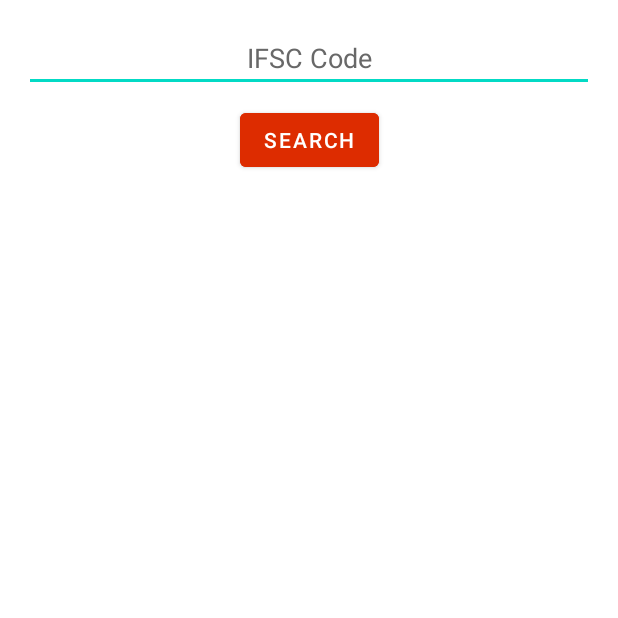
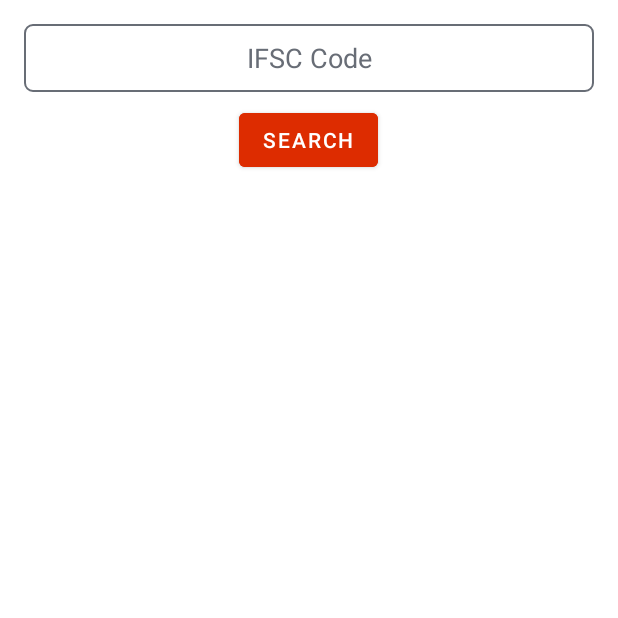
Before and after one commit to adii07/IFSC_CODE, an Android app: the screen it shows after launch (MainActivity), on a phone screen of 412 x 824 dp, the top half of it. Run offline under Robolectric (Android 15) with nearby library versions, the phone set to English and light mode, and no system bars; our stand-ins replace Volley, navigation-ui.

```diff
--- a/app/src/main/AndroidManifest.xml
+++ b/app/src/main/AndroidManifest.xml
@@ -11,6 +11,7 @@
         android:theme="@style/Theme.IFSCcode">
         <activity
             android:name=".MainActivity"
+            android:screenOrientation="portrait"
             android:label="@string/app_name"
             android:theme="@style/Theme.IFSCcode.NoActionBar">
             <intent-filter>
--- a/app/src/main/java/com/example/ifsccode/ui/home/HomeFragment.java
+++ b/app/src/main/java/com/example/ifsccode/ui/home/HomeFragment.java
@@ -4,17 +4,21 @@ import android.app.ProgressDialog;
 import android.content.Context;
 import android.os.AsyncTask;
 import android.os.Bundle;
+import android.text.Layout;
 import android.util.Log;
 import android.view.LayoutInflater;
 import android.view.View;
 import android.view.ViewGroup;
 import android.widget.Button;
 import android.widget.EditText;
+import android.widget.LinearLayout;
 import android.widget.TextView;
 import android.widget.Toast;
 
 import androidx.annotation.NonNull;
 import androidx.annotation.Nullable;
+import androidx.appcompat.widget.LinearLayoutCompat;
+import androidx.constraintlayout.widget.ConstraintLayout;
 import androidx.fragment.app.Fragment;
 import androidx.lifecycle.Observer;
 import androidx.lifecycle.ViewModelProvider;
@@ -46,9 +50,10 @@ public class HomeFragment extends Fragment {
     private HomeViewModel homeViewModel;
     private Button submit;
     private EditText ifsc;
-    private String url,code;
+    private String url,code,at;
     private TextView BANK_NAME,IFSC_CODE,BRANCH_NAME,ADDRESS,CONTACT_NO,CITY,RTGS,DISTRICT,STATE;
     private static final String error_message="Invalid IFSC code";
+    private ConstraintLayout bankDetails;
    // private ProgressDialog pd;
 
 
@@ -58,17 +63,18 @@ public class HomeFragment extends Fragment {
         View root = inflater.inflate(R.layout.fragment_home, container, false);
         submit=root.findViewById(R.id.Submit_BTN);
         ifsc=root.findViewById(R.id.IFSC_code_TXT);
-        BANK_NAME=root.findViewById(R.id.bank_name);
-        IFSC_CODE=root.findViewById(R.id.IFSC);
-        BRANCH_NAME=root.findViewById(R.id.branch);
-        ADDRESS=root.findViewById(R.id.address);
-        CONTACT_NO=root.findViewById(R.id.contact_number);
-        CITY=root.findViewById(R.id.city);
-        RTGS=root.findViewById(R.id.rtgs);
-        DISTRICT=root.findViewById(R.id.district);
-        STATE=root.findViewById(R.id.state);
+        BANK_NAME=root.findViewById(R.id.BankName);
+        IFSC_CODE=root.findViewById(R.id.search_code);
+        BRANCH_NAME=root.findViewById(R.id.BankBranch);
+        ADDRESS=root.findViewById(R.id.BankAddress);
+        CONTACT_NO=root.findViewById(R.id.BankContact);
+        bankDetails=(ConstraintLayout) root.findViewById(R.id.details_bank);
+        //CITY=root.findViewById(R.id.city);
+        RTGS=root.findViewById(R.id.RTGS);
+        // DISTRICT=root.findViewById(R.id.district);
+        // STATE=root.findViewById(R.id.state);
 
-
+        bankDetails.setVisibility(View.INVISIBLE);
         submit.setOnClickListener(new View.OnClickListener() {
             @Override
             public void onClick(View view) {
@@ -99,6 +105,11 @@ public class HomeFragment extends Fragment {
                             Boolean Rtgs=response.getBoolean("RTGS");
                             String District=response.getString("DISTRICT");
                             String State=response.getString("STATE");
+                            if (Contact.equals("")){
+                                Contact="Not Available";
+                            }
+                            Helper.Log("number",Contact);
+                            Helper.Log("address",Address);
                             assignText(Bank,Ifsc,Branch,Address,Contact,City,Rtgs,District,State);
                         }
                         catch (JSONException e)
@@ -120,33 +131,31 @@ public class HomeFragment extends Fragment {
     }
 
     private void assignText(String Bank,String Ifsc,String Branch,String Address,String Contact,String City,Boolean Rtgs,String  District,String State){
+        bankDetails.setVisibility(View.VISIBLE);
         //Bank name
-        BANK_NAME.setText(Bank);
-        BANK_NAME.setVisibility(View.VISIBLE);
+        BANK_NAME.setText("BANK : "+Bank);
         //IFSC code
         IFSC_CODE.setText(Ifsc);
-        IFSC_CODE.setVisibility(View.VISIBLE);
         //Branch name
-        BRANCH_NAME.setText(Branch);
-        BRANCH_NAME.setVisibility(View.VISIBLE);
+        BRANCH_NAME.setText("Branch : "+Branch);
         //Address
-        ADDRESS.setText(Address);
-        ADDRESS.setVisibility(View.VISIBLE);
+        ADDRESS.setText("Address : "+Address);
         //Contact details
-        CONTACT_NO.setText(Contact);
-        CONTACT_NO.setVisibility(View.VISIBLE);
+        CONTACT_NO.setText("Contact : "+Contact);
         //City name
-        CITY.setText(City);
-        CITY.setVisibility(View.VISIBLE);
+//        CITY.setText(City);
        // RTGS availability
-        RTGS.setText(Rtgs.toString());
-        RTGS.setVisibility(View.VISIBLE);
+        if (Rtgs){
+            at="RTGS : Available";
+        }
+        if (!Rtgs){
+            at="RTGS : Not Available";
+        }
+        RTGS.setText(at);
         //District name
-        DISTRICT.setText(District);
-        DISTRICT.setVisibility(View.VISIBLE);
+//        DISTRICT.setText(District);
         //State name
-        STATE.setText(State);
-        STATE.setVisibility(View.VISIBLE);
+//        STATE.setText(State);
 
     }
 
--- /dev/null
+++ b/app/src/main/res/drawable/edit_text_border.xml
@@ -0,0 +1,12 @@
+<?xml version="1.0" encoding="utf-8"?>
+<shape xmlns:android="http://schemas.android.com/apk/res/android">
+
+    <!-- Background Color -->
+    <solid android:color="#ffffff" />
+
+    <!-- Border Color -->
+    <stroke android:width="1dp" android:color="@color/grey" />
+
+    <!-- Round Corners -->
+    <corners android:radius="5dp" />
+</shape>
--- a/app/src/main/res/layout/bank_details.xml
+++ b/app/src/main/res/layout/bank_details.xml
@@ -5,7 +5,11 @@
     xmlns:tools="http://schemas.android.com/tools"
     android:layout_width="match_parent"
     android:layout_height="wrap_content"
-    android:elevation="3dp">
+    android:elevation="3dp"
+    android:layout_marginTop="16dp"
+    android:layout_marginStart="16dp"
+    android:layout_marginEnd="16dp"
+    android:outlineProvider="bounds">
 
     <TextView
         android:id="@+id/search_code"
@@ -37,6 +41,7 @@
         android:layout_height="wrap_content"
         android:layout_marginTop="8dp"
         android:text="Address"
+        android:textColor="@color/grey"
         android:textSize="14sp"
         app:layout_constraintStart_toStartOf="@+id/BankName"
         app:layout_constraintTop_toBottomOf="@+id/BankName" />
@@ -47,6 +52,7 @@
         android:layout_height="wrap_content"
         android:layout_marginTop="8dp"
         android:text="Branch"
+        android:textColor="@color/grey"
         app:layout_constraintStart_toStartOf="@+id/BankAddress"
         app:layout_constraintTop_toBottomOf="@+id/BankAddress" />
 
@@ -56,6 +62,7 @@
         android:layout_height="wrap_content"
         android:layout_marginTop="8dp"
         android:text="RTGS"
+        android:textColor="@color/grey"
         app:layout_constraintStart_toStartOf="@+id/BankBranch"
         app:layout_constraintTop_toBottomOf="@+id/BankBranch" />
 
@@ -66,6 +73,7 @@
         android:layout_marginTop="8dp"
         android:layout_marginBottom="16dp"
         android:text="Number"
+        android:textColor="@color/grey"
         app:layout_constraintBottom_toBottomOf="parent"
         app:layout_constraintStart_toStartOf="@+id/RTGS"
         app:layout_constraintTop_toBottomOf="@+id/RTGS" />
--- a/app/src/main/res/layout/fragment_home.xml
+++ b/app/src/main/res/layout/fragment_home.xml
@@ -1,25 +1,28 @@
 <?xml version="1.0" encoding="utf-8"?>
-<androidx.constraintlayout.widget.ConstraintLayout xmlns:android="http://schemas.android.com/apk/res/android"
+<androidx.appcompat.widget.LinearLayoutCompat xmlns:android="http://schemas.android.com/apk/res/android"
     xmlns:app="http://schemas.android.com/apk/res-auto"
     xmlns:tools="http://schemas.android.com/tools"
     android:layout_width="match_parent"
     android:layout_height="wrap_content"
-    tools:context=".ui.home.HomeFragment">
+    tools:context=".ui.home.HomeFragment"
+    android:orientation="vertical"
+    >
 
     <EditText
         android:id="@+id/IFSC_code_TXT"
         android:layout_width="match_parent"
-        android:layout_height="wrap_content"
+        android:layout_height="45dp"
         android:layout_marginStart="16dp"
         android:layout_marginTop="16dp"
         android:layout_marginEnd="16dp"
         android:ems="10"
         android:gravity="center"
         android:hint="IFSC Code"
+        android:background="@drawable/edit_text_border"
         android:inputType="textPersonName"
-        android:outlineAmbientShadowColor="#686868"
         android:textColor="@color/black"
-        android:textColorHint="#686868"
+        android:textColorHint="@color/grey"
+        android:textAllCaps="true"
         app:layout_constraintEnd_toEndOf="parent"
         app:layout_constraintStart_toStartOf="parent"
         app:layout_constraintTop_toTopOf="parent" />
@@ -32,119 +35,16 @@
         android:layout_marginBottom="16dp"
         android:backgroundTint="#dd2c00"
         android:text="Search"
+        android:layout_gravity="center"
         android:textColor="@color/white"
         app:layout_constraintBottom_toBottomOf="parent"
         app:layout_constraintEnd_toEndOf="parent"
         app:layout_constraintStart_toStartOf="parent"
         app:layout_constraintTop_toBottomOf="@+id/IFSC_code_TXT" />
 
-    <TextView
-        android:id="@+id/bank_name"
-        android:layout_width="wrap_content"
-        android:layout_height="wrap_content"
-        android:layout_marginStart="16dp"
-        android:text="Bank Name"
-        android:textColor="@color/black"
-        android:textSize="16sp"
-        android:visibility="gone"
-        app:layout_constraintStart_toStartOf="parent"
-        app:layout_constraintTop_toBottomOf="@+id/IFSC_code_TXT" />
+    <include
+        android:id="@+id/details_bank"
+        layout="@layout/bank_details"
+        tools:visibility="gone" />
 
-    <TextView
-        android:id="@+id/IFSC"
-        android:layout_width="wrap_content"
-        android:layout_height="wrap_content"
-        android:layout_marginTop="8dp"
-        android:text="IFSC Code"
-        android:textColor="@color/black"
-        android:textSize="16sp"
-        android:visibility="gone"
-        app:layout_constraintStart_toStartOf="@+id/bank_name"
-        app:layout_constraintTop_toBottomOf="@+id/bank_name" />
-
-    <TextView
-        android:id="@+id/branch"
-        android:layout_width="wrap_content"
-        android:layout_height="wrap_content"
-        android:layout_marginTop="8dp"
-        android:text="Branch Name"
-        android:textColor="@color/black"
-        android:textSize="16sp"
-        android:visibility="gone"
-        app:layout_constraintStart_toStartOf="@+id/IFSC"
-        app:layout_constraintTop_toBottomOf="@+id/IFSC" />
-
-    <TextView
-        android:id="@+id/address"
-        android:layout_width="wrap_content"
-        android:layout_height="wrap_content"
-        android:layout_marginTop="8dp"
-        android:text="Address"
-        android:textColor="@color/black"
-        android:textSize="16sp"
-        android:visibility="gone"
-        app:layout_constraintStart_toStartOf="@+id/branch"
-        app:layout_constraintTop_toBottomOf="@+id/branch" />
-
-    <TextView
-        android:id="@+id/contact_number"
-        android:layout_width="wrap_content"
-        android:layout_height="wrap_content"
-        android:layout_marginTop="8dp"
-        android:text="Contact"
-        android:textColor="@color/black"
-        android:textSize="16sp"
-        android:visibility="gone"
-        app:layout_constraintStart_toStartOf="@+id/address"
-        app:layout_constraintTop_toBottomOf="@+id/address" />
-
-    <TextView
-        android:id="@+id/city"
-        android:layout_width="wrap_content"
-        android:layout_height="wrap_content"
-        android:layout_marginTop="8dp"
-        android:text="City"
-        android:textColor="@color/black"
-        android:textSize="16sp"
-        android:visibility="gone"
-        app:layout_constraintStart_toStartOf="@+id/contact_number"
-        app:layout_constraintTop_toBottomOf="@+id/contact_number" />
-
-    <TextView
-        android:id="@+id/rtgs"
-        android:layout_width="wrap_content"
-        android:layout_height="wrap_content"
-        android:layout_marginTop="8dp"
-        android:text="RTGS"
-        android:textColor="@color/black"
-        android:textSize="16sp"
-        android:visibility="gone"
-        app:layout_constraintStart_toStartOf="@+id/city"
-        app:layout_constraintTop_toBottomOf="@+id/city" />
-
-    <TextView
-        android:id="@+id/district"
-        android:layout_width="wrap_content"
-        android:layout_height="wrap_content"
-        android:layout_marginTop="8dp"
-        android:text="District"
-        android:textColor="@color/black"
-        android:textSize="16sp"
-        android:visibility="gone"
-        app:layout_constraintStart_toStartOf="@+id/rtgs"
-        app:layout_constraintTop_toBottomOf="@+id/rtgs" />
-
-    <TextView
-        android:id="@+id/state"
-        android:layout_width="wrap_content"
-        android:layout_height="wrap_content"
-        android:layout_marginTop="8dp"
-        android:text="State"
-        android:textColor="@color/black"
-        android:textSize="16sp"
-        android:visibility="gone"
-        app:layout_constraintStart_toStartOf="@+id/district"
-        app:layout_constraintTop_toBottomOf="@+id/district" />
-
-
-</androidx.constraintlayout.widget.ConstraintLayout>
+</androidx.appcompat.widget.LinearLayoutCompat>
--- a/app/src/main/res/values/colors.xml
+++ b/app/src/main/res/values/colors.xml
@@ -7,4 +7,5 @@
     <color name="teal_700">#FF018786</color>
     <color name="black">#FF000000</color>
     <color name="white">#FFFFFFFF</color>
+    <color name="grey">#686d76</color>
 </resources>
```
